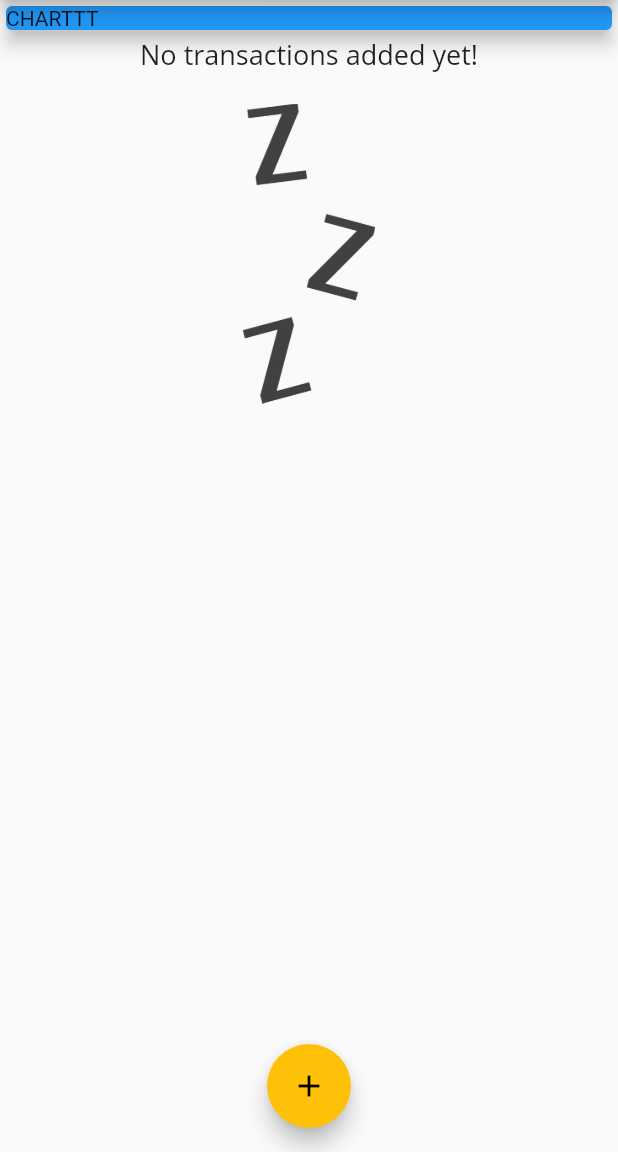
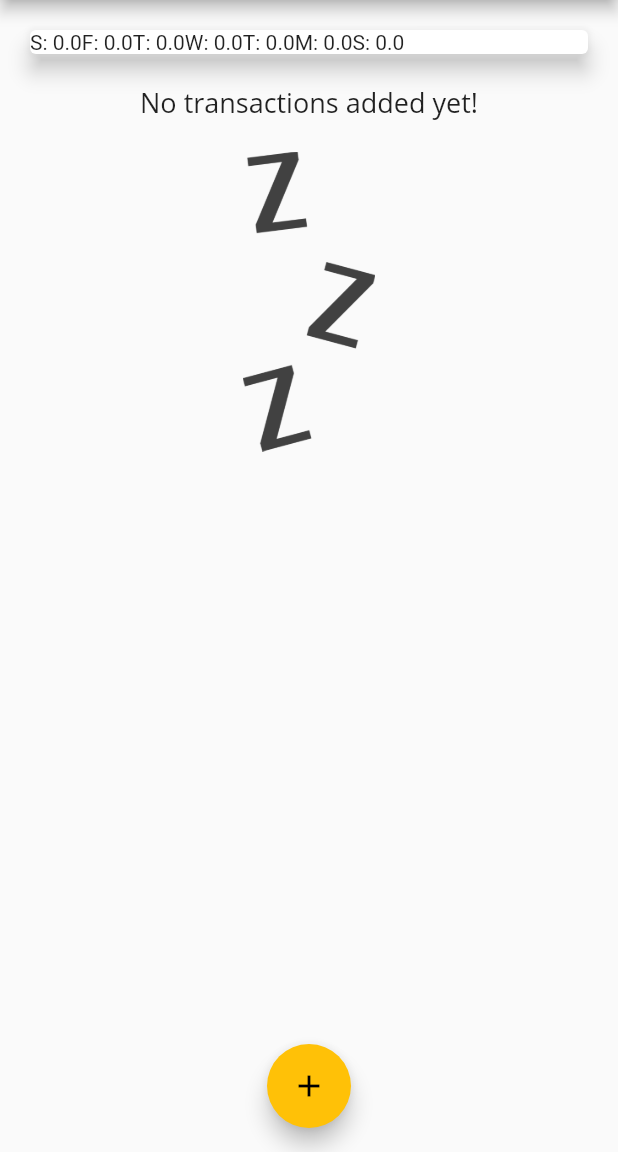
Before and after one commit to erinkelsey/personalexpenses-flutter, a Flutter app: the screen it shows after launch, on a phone screen of 412 x 824 dp, the part 84-1236 px from its top. Run offline on Flutter 3.47's test engine with Material 2 defaults, Android fonts, the phone set to English and light mode, and no system bars.

Commit message:
basic chart widget and logic for calculating daily transaction amounts

```diff
--- a/lib/main.dart
+++ b/lib/main.dart
@@ -4,6 +4,7 @@
 import './widgets/transaction_list.dart';
 import './widgets/new_transaction.dart';
 import './models/transaction.dart';
+import './widgets/chart.dart';
 
 void main() {
   runApp(MyApp());
@@ -62,6 +63,16 @@
     // ),
   ];
 
+  List<Transaction> get _recentTransactions {
+    return _userTransactions.where((element) {
+      return element.date.isAfter(
+        DateTime.now().subtract(
+          Duration(days: 7)
+        ),
+      );
+    }).toList();
+  }
+
   void _addNewTransaction(String txTitle, double txAmount){
     final newTx = Transaction(
       title: txTitle,
@@ -112,11 +123,7 @@
           children: <Widget>[
             Container(
               constraints: BoxConstraints(minWidth: 600, maxWidth: 1500),
-              child: Card(
-                child: Text('CHARTTT'),
-                color: Colors.blue,
-                elevation: 5,
-              )
+              child: Chart(_recentTransactions),
             ),
             TransactionList(_userTransactions),
           ],
--- a/lib/widgets/chart.dart
+++ b/lib/widgets/chart.dart
@@ -1,10 +1,40 @@
 import 'package:flutter/material.dart';
+import 'package:intl/intl.dart';
+
+import '../models/transaction.dart';
 
 class Chart extends StatelessWidget {
+  final List<Transaction> recentTransactions;
+
+  Chart(this.recentTransactions);
+
+  List<Map<String, Object>> get groupedTransactionValues {
+    return List.generate(7, (index) {
+      final weekDay  = DateTime.now().subtract(Duration(days: index),);
+      var totalSum = 0.0;
+
+      for (var i = 0; i < recentTransactions.length; i++) {
+        if (recentTransactions[i].date.day == weekDay.day &&
+            recentTransactions[i].date.month == weekDay.month &&
+            recentTransactions[i].date.year == weekDay.year){
+              totalSum += recentTransactions[i].amount;
+            }
+      }
+
+      return {'day': DateFormat.E().format(weekDay).substring(0,1), 'amount' : totalSum};
+    });
+  }
+
   @override
   Widget build(BuildContext context) {
-    return Container(
-
+    return Card(
+      elevation: 6,
+      margin: EdgeInsets.all(20),
+      child: Row(
+        children: groupedTransactionValues.map((data) {
+          return Text('${data['day']}: ${data['amount']}');
+        }).toList(),
+      ),
     );
   }
 }
```
